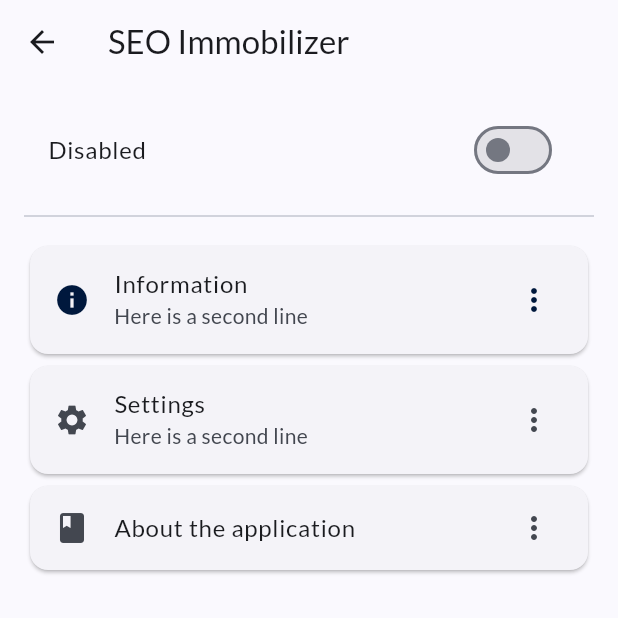
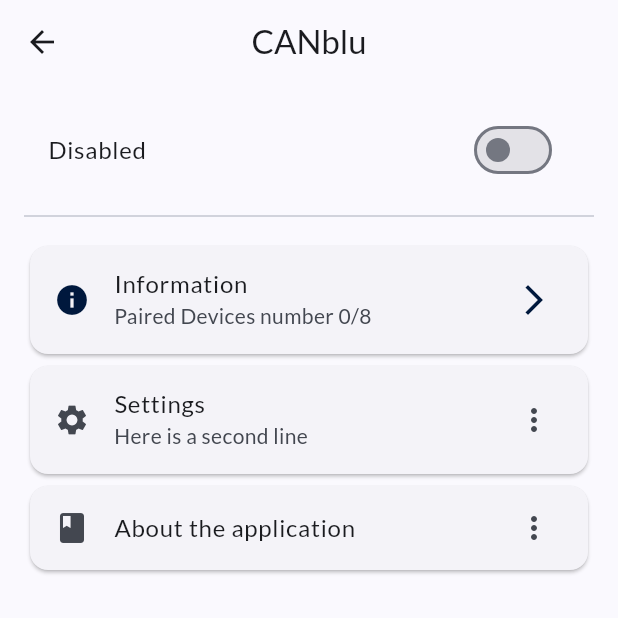
Before and after one commit to traqutor/flutter_getx_scaffold, a Flutter app: the DrawerView screen opened by its route, on a phone screen of 412 x 824 dp, the top half of it. Run offline on Flutter 3.47's test engine with Material 3 defaults, Android fonts, the phone set to English and light mode, and no system bars; our stand-ins replace flutter_svg, get, google_fonts, logger, shared_preferences; accounts and stored records are empty.

Commit message:
Still working on the gui and menu options

```diff
--- a/lib/core/l10n/app_en.arb
+++ b/lib/core/l10n/app_en.arb
@@ -1,5 +1,5 @@
 {
-  "appTitle": "SEO Immobilizer",
+  "appTitle": "CANblu",
   "@appTitle": {
     "description": "The app title"
   },
@@ -43,13 +43,17 @@
   "@informationLabel": {
     "description": "The information label"
   },
+  "pairedDevicesNumberLabel": "Paired Devices number",
+  "@pairedDevicesNumberLabel": {
+    "description": "Paired devices counter number label"
+  },
   "pairedPhonesLabel": "Paired Phones",
   "@pairedPhonesLabel": {
-    "description": "The paired phones label"
+    "description": "Paired phones label"
   },
   "pairedTransmittersLabel": "Paired Transmitters",
   "@pairedTransmittersLabel": {
-    "description": "The paired transmitters label"
+    "description": "Paired transmitters label"
   },
   "canBusNoLabel": "CAN BUS program number",
   "@canBusNoLabel": {
--- a/lib/core/l10n/app_pl.arb
+++ b/lib/core/l10n/app_pl.arb
@@ -1,11 +1,23 @@
 {
-  "appTitle": "SEO Blokada samochodu",
+  "appTitle": "CANblu",
   "@appTitle": {
     "description": "Nazwa aplikacji"
   },
   "settingsLabel": "Ustawienia",
   "@settingsLabel": {
     "description": "Ustawienia"
+  },
+  "connectionStateActive": "Połaczony",
+  "@deviceState": {
+    "description": "The label text for indication of connection active state"
+  },
+  "connectionStateDisabled": "Nie połączony",
+  "@deviceStateDisabled": {
+    "description": "The label text for indication of connection active state"
+  },
+  "pairedDevicesNumberLabel": "Liczba połączonych urządzeń",
+  "@pairedDevicesNumberLabel": {
+    "description": "Paired devices counter number label"
   },
   "pairedPhonesLabel": "Połączone telefony",
   "@pairedPhonesLabel": {
--- a/lib/features/drawer/drawer_view.dart
+++ b/lib/features/drawer/drawer_view.dart
@@ -15,6 +15,7 @@
     return Scaffold(
       appBar: AppBar(
         title: Text(AppLocalizations.of(context)?.appTitle ?? 'System'),
+        centerTitle: true,
       ),
       body: ListView(
         padding: const EdgeInsets.all(16),
@@ -47,8 +48,11 @@
                   AppLocalizations.of(context)?.informationLabel ??
                       'Information',
                 ),
-                subtitle: Text('Here is a second line'),
-                trailing: Icon(Icons.more_vert),
+                subtitle: Text(
+                  '${AppLocalizations.of(context)?.pairedDevicesNumberLabel ??
+                      'Number of paired Devices'} ${controller.numberPairedDevices}/8',
+                ),
+                trailing: Icon(Icons.arrow_forward_ios),
               ),
             ),
           ),
--- a/lib/features/settings/settings_controller.dart
+++ b/lib/features/settings/settings_controller.dart
@@ -11,6 +11,7 @@
   var themeMode = ThemeMode.system.obs;
   var language = 'en_US'.obs;
   var notificationsEnabled = true;
+  var numberPairedDevices = 0.obs;
 
   static const String _themeModeKey = 'themeMode';
   static const String _languageKey = 'language';
@@ -28,6 +29,8 @@
   void stopEmitting() => isEmitting.value = false;
 
   void toggleEmitting() => isEmitting.toggle();
+
+  void setNumberPairedDevices(int no) => numberPairedDevices.value = no;
 
   void loadSettings() {
     final savedTheme = _prefs.getString(_themeModeKey);
--- a/lib/features/settings/settings_view.dart
+++ b/lib/features/settings/settings_view.dart
@@ -14,6 +14,7 @@
     return Scaffold(
       appBar: AppBar(
         title: Text(AppLocalizations.of(context)?.settingsLabel ?? 'Settings'),
+        centerTitle: true,
       ),
       body: ListView(
         padding: const EdgeInsets.all(16),
--- a/lib/routes/app_pages.dart
+++ b/lib/routes/app_pages.dart
@@ -1,4 +1,4 @@
-import 'package:can_immo/features/about.dart/about.dart';
+import 'package:can_immo/features/about.dart/about_view.dart';
 import 'package:can_immo/features/drawer/drawer_view.dart';
 import 'package:can_immo/features/information/information_binding.dart';
 import 'package:can_immo/features/information/information_view.dart';
--- a/lib/theme/owl_theme.dart
+++ b/lib/theme/owl_theme.dart
@@ -123,7 +123,7 @@
       bodyColor: colorScheme.onSurface,
       displayColor: colorScheme.onSurface,
     ),
-    scaffoldBackgroundColor: colorScheme.background,
+    scaffoldBackgroundColor: colorScheme.surface,
     canvasColor: colorScheme.surface,
   );
 
--- a/lib/theme/seo_theme.dart
+++ b/lib/theme/seo_theme.dart
@@ -343,7 +343,7 @@
       bodyColor: colorScheme.onSurface,
       displayColor: colorScheme.onSurface,
     ),
-    scaffoldBackgroundColor: colorScheme.background,
+    scaffoldBackgroundColor: colorScheme.surface,
     canvasColor: colorScheme.surface,
   );
 
```
Also changed, not shown: lib/features/information/information_controller.dart (+0 -7 lines), lib/features/about.dart/about_view.dart (renamed from lib/features/about.dart/about.dart), lib/generated/i18n/app_localizations.dart, lib/generated/i18n/app_localizations_en.dart, lib/generated/i18n/app_localizations_pl.dart.
